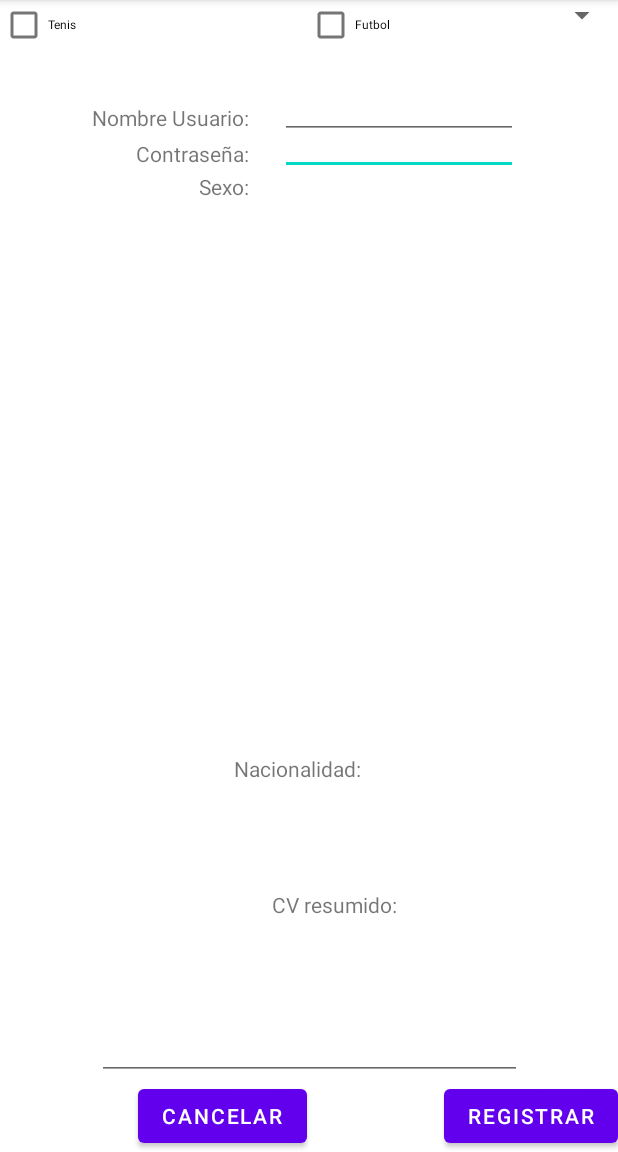
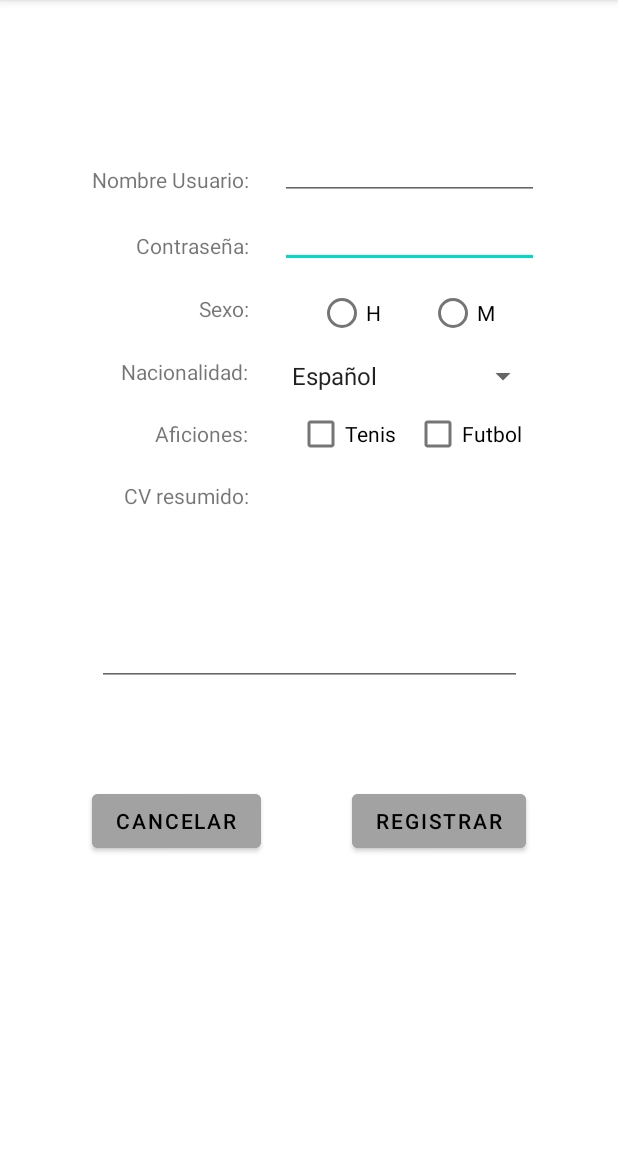
Before and after one commit to realrodri/Task08GrupalLoginRegistro, an Android app: the Registro screen opened directly, with no data from a screen before it, on a phone screen of 412 x 824 dp, the part 84-1236 px from its top. Run offline under Robolectric (Android 15) with nearby library versions, the phone set to English and light mode, and no system bars.

Commit message:
Programacion donete

```diff
--- a/app/src/main/java/com/example/task08grupalloginregistro/Registro.kt
+++ b/app/src/main/java/com/example/task08grupalloginregistro/Registro.kt
@@ -1,11 +1,61 @@
 package com.example.task08grupalloginregistro
 
+import android.content.Intent
 import androidx.appcompat.app.AppCompatActivity
 import android.os.Bundle
+import android.widget.Toast
+import androidx.appcompat.app.AlertDialog
+import androidx.core.view.isEmpty
+import com.example.task08grupalloginregistro.databinding.ActivityRegistroBinding
 
 class Registro : AppCompatActivity() {
+    lateinit var binding: ActivityRegistroBinding
     override fun onCreate(savedInstanceState: Bundle?) {
         super.onCreate(savedInstanceState)
-        setContentView(R.layout.activity_registro)
+        binding= ActivityRegistroBinding.inflate(layoutInflater)
+        setContentView(binding.root)
+
+        validarUsuario()
+        botonVolver()
+
+    }
+
+    fun validarUsuario(){
+        binding.registrar.setOnClickListener {
+            if (binding.editTextNombre.text.isEmpty() || binding.editTextTextContraseA.text.isEmpty()){
+                alertaRegistro()
+            }else if (!binding.radioH.isChecked && !binding.radioM.isChecked){
+                alertaRegistro()
+            }else if (binding.spinnerNacio.isEmpty()){
+                alertaRegistro()
+            }else if (!binding.checkBoxFutbol.isChecked && !binding.checkBoxTenis.isChecked){
+                alertaRegistro()
+            }else if (binding.MultiLine.text.isEmpty()){
+                alertaRegistro()
+            }else{
+                val intent= Intent(this, Login::class.java)
+                intent.putExtra("USER", binding.editTextNombre.text.toString())
+                intent.putExtra("PASS", binding.editTextTextContraseA.text.toString())
+                startActivity(intent)
+            }
+        }
+    }
+
+    fun botonVolver(){
+        binding.cancelar.setOnClickListener {
+            val intent= Intent(this, Login::class.java)
+            startActivity(intent)
+        }
+    }
+
+    fun alertaRegistro(){
+        val builder = AlertDialog.Builder(this)
+        builder.setTitle("Error")
+        builder.setMessage("Tiene que introducir todos los datos necesarios.")
+        builder.setPositiveButton("Aceptar") { dialog, which ->
+            Toast.makeText(applicationContext,
+                "Aceptar", Toast.LENGTH_SHORT).show()
+        }
+        builder.show()
     }
 }
--- a/app/src/main/res/layout/activity_registro.xml
+++ b/app/src/main/res/layout/activity_registro.xml
@@ -10,30 +10,31 @@
         android:id="@+id/sexo"
         android:layout_width="115dp"
         android:layout_height="22dp"
+        android:layout_marginTop="20dp"
         android:gravity="right"
-        android:text="Sexo:"
+        android:text="@string/sexo"
         app:layout_constraintEnd_toStartOf="@+id/guideline3"
         app:layout_constraintHorizontal_bias="0.7"
         app:layout_constraintStart_toStartOf="parent"
-        app:layout_constraintTop_toBottomOf="@+id/textView2" />
+        app:layout_constraintTop_toBottomOf="@+id/pass" />
 
     <CheckBox
         android:id="@+id/checkBoxFutbol"
-        android:layout_width="71dp"
+        android:layout_width="wrap_content"
         android:layout_height="33dp"
-        android:text="Futbol"
-        android:textSize="8sp"
-        app:layout_constraintEnd_toEndOf="parent"
+        android:layout_marginTop="10dp"
+        android:text="@string/futbol"
+        android:textSize="14sp"
+        app:layout_constraintEnd_toStartOf="@+id/guideline4"
         app:layout_constraintStart_toEndOf="@+id/checkBoxTenis"
-        tools:layout_editor_absoluteY="205dp" />
+        app:layout_constraintTop_toBottomOf="@+id/spinnerNacio" />
 
     <EditText
         android:id="@+id/editTextTextContraseña"
         android:layout_width="0dp"
-        android:layout_height="24dp"
+        android:layout_height="wrap_content"
         android:ems="10"
         android:inputType="textPersonName"
-        android:textSize="14sp"
         app:layout_constraintEnd_toStartOf="@+id/guideline4"
         app:layout_constraintStart_toStartOf="@+id/guideline3"
         app:layout_constraintTop_toBottomOf="@+id/editTextNombre" />
@@ -42,22 +43,25 @@
         android:id="@+id/nombre"
         android:layout_width="115dp"
         android:layout_height="24dp"
+        android:layout_marginTop="110dp"
         android:gravity="right"
         android:text="@string/nombre_usuario"
         android:textSize="14sp"
-        app:layout_constraintBottom_toTopOf="@id/textView2"
+        app:layout_constraintBottom_toTopOf="@id/pass"
         app:layout_constraintEnd_toStartOf="@+id/guideline3"
         app:layout_constraintHorizontal_bias="0.7"
         app:layout_constraintStart_toStartOf="parent"
-        app:layout_constraintTop_toTopOf="@+id/guideline2" />
+        app:layout_constraintTop_toTopOf="parent" />
 
     <TextView
-        android:id="@+id/textView2"
+        android:id="@+id/pass"
         android:layout_width="115dp"
         android:layout_height="22dp"
+        android:layout_marginTop="20dp"
         android:gravity="right"
         android:text="@string/contra"
         android:textSize="14sp"
+        app:layout_constraintBottom_toTopOf="@+id/sexo"
         app:layout_constraintEnd_toStartOf="@+id/guideline3"
         app:layout_constraintHorizontal_bias="0.7"
         app:layout_constraintStart_toStartOf="parent"
@@ -66,97 +70,109 @@
     <EditText
         android:id="@+id/editTextNombre"
         android:layout_width="0dp"
-        android:layout_height="24dp"
+        android:layout_height="wrap_content"
+        android:layout_marginTop="88dp"
         android:ems="10"
         android:inputType="textPersonName"
-        android:textSize="14sp"
         app:layout_constraintEnd_toStartOf="@+id/guideline4"
+        app:layout_constraintHorizontal_bias="0.0"
         app:layout_constraintStart_toStartOf="@+id/guideline3"
-        app:layout_constraintTop_toTopOf="@+id/guideline2" />
+        app:layout_constraintTop_toTopOf="parent" />
 
     <TextView
         android:id="@+id/aficiones"
         android:layout_width="116dp"
         android:layout_height="21dp"
-        android:layout_marginEnd="32dp"
-        android:layout_marginBottom="28dp"
+        android:layout_marginTop="20dp"
         android:gravity="right"
-        android:text="Aficiones:"
-        app:layout_constraintBottom_toTopOf="@+id/textViewCV"
-        app:layout_constraintEnd_toStartOf="@+id/checkBoxTenis" />
+        android:text="@string/aficiones"
+        app:layout_constraintEnd_toStartOf="@+id/guideline3"
+        app:layout_constraintHorizontal_bias="0.7"
+        app:layout_constraintStart_toStartOf="parent"
+        app:layout_constraintTop_toBottomOf="@+id/nacionalidad" />
 
     <TextView
         android:id="@+id/textViewCV"
         android:layout_width="116dp"
         android:layout_height="21dp"
+        android:layout_marginTop="20dp"
         android:gravity="right"
-        android:text="CV resumido:"
-        app:layout_constraintBottom_toTopOf="@+id/MultiLine"
-        app:layout_constraintEnd_toEndOf="parent"
-        app:layout_constraintStart_toStartOf="parent" />
+        android:text="@string/cv_resumido"
+        app:layout_constraintEnd_toStartOf="@+id/guideline3"
+        app:layout_constraintHorizontal_bias="0.7"
+        app:layout_constraintStart_toStartOf="parent"
+        app:layout_constraintTop_toBottomOf="@+id/aficiones" />
 
     <TextView
         android:id="@+id/nacionalidad"
         android:layout_width="116dp"
         android:layout_height="21dp"
-        android:layout_marginEnd="32dp"
-        android:layout_marginBottom="20dp"
+        android:layout_marginTop="20dp"
         android:gravity="right"
-        android:text="Nacionalidad:"
-        app:layout_constraintBottom_toTopOf="@+id/aficiones"
-        app:layout_constraintEnd_toStartOf="@+id/spinnerNacio" />
+        android:text="@string/nacionalidad"
+        app:layout_constraintEnd_toStartOf="@+id/guideline3"
+        app:layout_constraintHorizontal_bias="0.7"
+        app:layout_constraintStart_toStartOf="parent"
+        app:layout_constraintTop_toBottomOf="@+id/sexo" />
 
     <CheckBox
         android:id="@+id/checkBoxTenis"
-        android:layout_width="68dp"
+        android:layout_width="wrap_content"
         android:layout_height="33dp"
+        android:layout_marginTop="10dp"
         android:text="Tenis"
-        android:textSize="8sp"
-        tools:layout_editor_absoluteX="167dp"
-        tools:layout_editor_absoluteY="205dp" />
+        android:textSize="14sp"
+        app:layout_constraintEnd_toStartOf="@+id/checkBoxFutbol"
+        app:layout_constraintStart_toStartOf="@+id/guideline3"
+        app:layout_constraintTop_toBottomOf="@+id/spinnerNacio" />
 
     <Spinner
         android:id="@+id/spinnerNacio"
-        android:layout_width="139dp"
-        android:layout_height="20dp"
-
-        app:layout_constraintEnd_toEndOf="parent"
-        tools:layout_editor_absoluteY="172dp" />
+        android:layout_width="0dp"
+        android:layout_height="wrap_content"
+        android:entries="@array/nacio"
+        android:layout_marginTop="6dp"
+        app:layout_constraintEnd_toStartOf="@+id/guideline4"
+        app:layout_constraintStart_toStartOf="@+id/guideline3"
+        app:layout_constraintTop_toBottomOf="@+id/radioH" />
 
     <EditText
         android:id="@+id/MultiLine"
         android:layout_width="283dp"
         android:layout_height="105dp"
+        android:layout_marginTop="10dp"
         android:ems="10"
         android:gravity="start|top"
         android:inputType="textMultiLine"
-        app:layout_constraintBottom_toTopOf="@+id/cancelar"
         app:layout_constraintEnd_toEndOf="parent"
-        app:layout_constraintStart_toStartOf="parent" />
+        app:layout_constraintStart_toStartOf="parent"
+        app:layout_constraintTop_toBottomOf="@+id/textViewCV" />
 
     <Button
         android:id="@+id/cancelar"
         android:layout_width="wrap_content"
         android:layout_height="wrap_content"
-        android:text="Cancelar"
+        android:backgroundTint="#A3A2A2"
+        android:text="@string/cancelar"
+        android:textColor="@color/black"
         app:layout_constraintBottom_toBottomOf="parent"
         app:layout_constraintEnd_toStartOf="@+id/registrar"
-        app:layout_constraintStart_toStartOf="parent" />
+        app:layout_constraintStart_toStartOf="parent"
+        app:layout_constraintTop_toBottomOf="@+id/MultiLine"
+        app:layout_constraintVertical_bias="0.25" />
 
     <Button
         android:id="@+id/registrar"
         android:layout_width="wrap_content"
         android:layout_height="wrap_content"
-        android:text="Registrar"
+        android:backgroundTint="#A3A2A2"
+        android:text="@string/registrar"
+        android:textColor="@color/black"
         app:layout_constraintBottom_toBottomOf="parent"
-        app:layout_constraintEnd_toEndOf="parent" />
-
-    <androidx.constraintlayout.widget.Guideline
-        android:id="@+id/guideline2"
-        android:layout_width="wrap_content"
-        android:layout_height="wrap_content"
-        android:orientation="horizontal"
-        app:layout_constraintGuide_begin="69dp" />
+        app:layout_constraintEnd_toEndOf="parent"
+        app:layout_constraintStart_toEndOf="@+id/cancelar"
+        app:layout_constraintTop_toBottomOf="@+id/MultiLine"
+        app:layout_constraintVertical_bias="0.25" />
 
     <androidx.constraintlayout.widget.Guideline
         android:id="@+id/guideline3"
@@ -170,6 +186,28 @@
         android:layout_width="wrap_content"
         android:layout_height="wrap_content"
         android:orientation="vertical"
-        app:layout_constraintGuide_end="67dp" />
+        app:layout_constraintGuide_end="53dp" />
+
+    <RadioButton
+        android:id="@+id/radioH"
+        android:layout_width="wrap_content"
+        android:layout_height="wrap_content"
+        android:layout_marginTop="6dp"
+        android:text="@string/h"
+        android:textSize="14sp"
+        app:layout_constraintEnd_toStartOf="@+id/radioM"
+        app:layout_constraintStart_toStartOf="@+id/guideline3"
+        app:layout_constraintTop_toBottomOf="@+id/editTextTextContraseña" />
+
+    <RadioButton
+        android:id="@+id/radioM"
+        android:layout_width="wrap_content"
+        android:layout_height="wrap_content"
+        android:layout_marginTop="6dp"
+        android:text="@string/m"
+        android:textSize="14sp"
+        app:layout_constraintEnd_toStartOf="@+id/guideline4"
+        app:layout_constraintStart_toEndOf="@+id/radioH"
+        app:layout_constraintTop_toBottomOf="@+id/editTextTextContraseña" />
 
 </androidx.constraintlayout.widget.ConstraintLayout>
--- a/app/src/main/res/values/strings.xml
+++ b/app/src/main/res/values/strings.xml
@@ -2,4 +2,19 @@
     <string name="app_name">Task08GrupalLoginRegistro</string>
     <string name="nombre_usuario">Nombre Usuario:</string>
     <string name="contra">Contraseña:</string>
+    <string name="sexo">Sexo:</string>
+    <string name="futbol">Futbol</string>
+    <string name="aficiones">Aficiones:</string>
+    <string name="cv_resumido">CV resumido:</string>
+    <string name="nacionalidad">Nacionalidad:</string>
+    <string name="cancelar">Cancelar</string>
+    <string name="registrar">Registrar</string>
+    <string name="h">H</string>
+    <string name="m">M</string>
+    <string-array name="nacio">
+        <item>Español</item>
+        <item>Francés</item>
+        <item>Ecuatoriano</item>
+        <item>Alemán</item>
+    </string-array>
 </resources>
```
Also changed, not shown: app/src/main/java/com/example/task08grupalloginregistro/Home.kt (+6 -1 lines), app/src/main/java/com/example/task08grupalloginregistro/Login.kt (+68 -0 lines), app/src/main/res/layout/activity_home.xml (+11 -0 lines), app/src/main/res/layout/activity_login.xml (+6 -6 lines).
